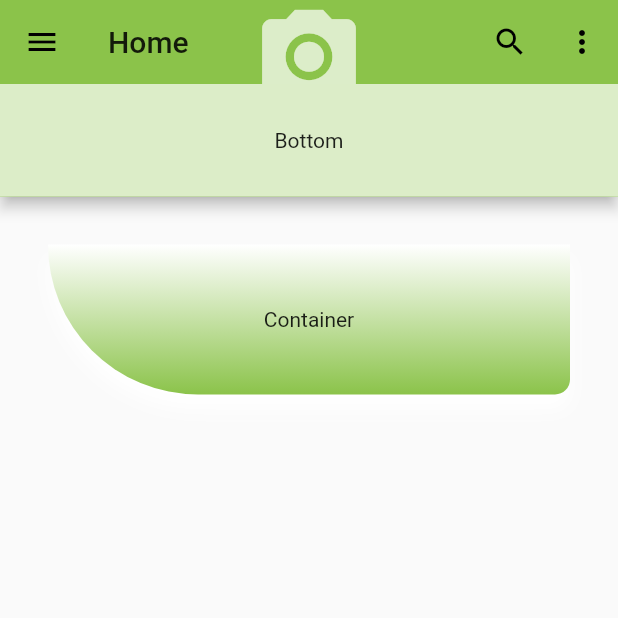
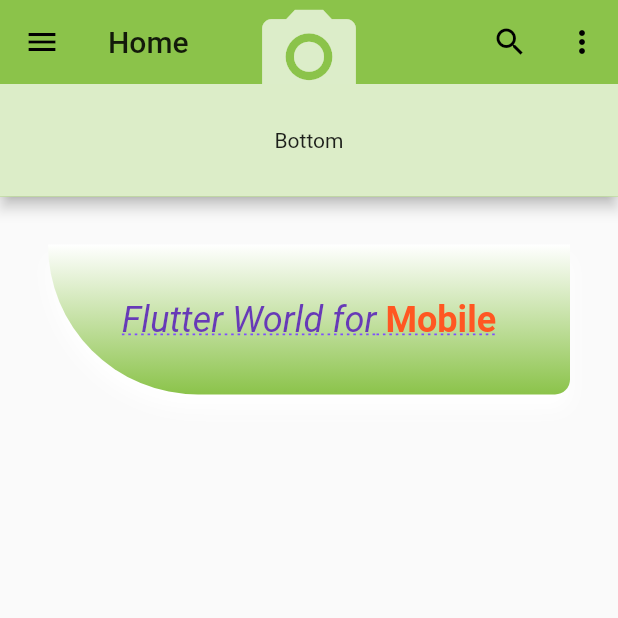
Before and after one commit to sanix-sandel/Flutter_, a Flutter app: the screen it shows after launch, on a phone screen of 412 x 824 dp, the top half of it. Run offline on Flutter 3.47's test engine with Material 2 defaults, Android fonts, the phone set to English and light mode, and no system bars.

Commit message:
RichText

```diff
--- a/lib/home.dart
+++ b/lib/home.dart
@@ -83,7 +83,29 @@ class ContainerWithBoxDecorationWidget extends StatelessWidget {
                   offset: Offset(0.0, 10.0))
             ],
           ),
-          child: Center(child: Text('Container'))),
+          child: Center(
+              child: RichText(
+                  text: TextSpan(
+                      text: 'Flutter World',
+                      style: TextStyle(
+                        fontSize: 24.0,
+                        color: Colors.deepPurple,
+                        decoration: TextDecoration.underline,
+                        decorationColor: Colors.deepPurpleAccent,
+                        decorationStyle: TextDecorationStyle.dotted,
+                        fontStyle: FontStyle.italic,
+                        fontWeight: FontWeight.normal,
+                      ),
+                      children: <TextSpan>[
+                TextSpan(text: ' for'),
+                TextSpan(
+                  text: ' Mobile',
+                  style: TextStyle(
+                      color: Colors.deepOrange,
+                      fontStyle: FontStyle.normal,
+                      fontWeight: FontWeight.bold),
+                )
+              ])))),
     ]);
   }
 }
```
